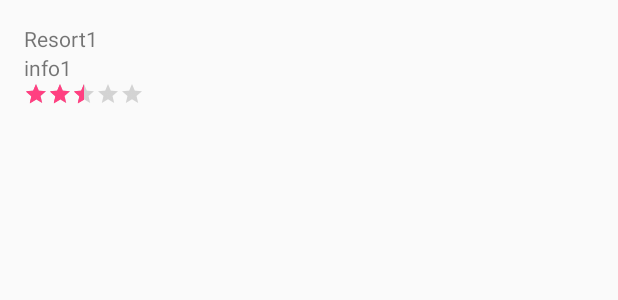
After one commit to Ed-Ramos/TourGuideApp, an Android app: the layout list_item.xml on its own in the app's theme, with its tools: preview values and no code run, on a phone screen of 412 x 824 dp. The commit adds this screen. Shown: the top 300 px of the screen. Run offline under Robolectric (Android 15) with nearby library versions, the phone set to English and light mode, and no system bars.

Commit message:
built list item layout and arraylist in themepark activity

```diff
--- /dev/null
+++ b/app/src/main/res/layout/list_item.xml
@@ -0,0 +1,31 @@
+<?xml version="1.0" encoding="utf-8"?>
+<LinearLayout
+    xmlns:android="http://schemas.android.com/apk/res/android"
+    xmlns:tools="http://schemas.android.com/tools"
+    android:orientation="vertical"
+    android:layout_width="match_parent"
+    android:layout_height="match_parent"
+    android:padding="16dp">
+
+    <TextView
+        android:id="@+id/name_text_view"
+        android:layout_width="match_parent"
+        android:layout_height="wrap_content"
+        tools:text="Resort1" />
+
+    <TextView
+        android:id="@+id/info_text_view"
+        android:layout_width="match_parent"
+        android:layout_height="wrap_content"
+        tools:text="info1" />
+
+    <RatingBar
+        android:id="@+id/rating_bar"
+        style="?android:attr/ratingBarStyleSmall"
+        android:layout_width="wrap_content"
+        android:layout_height="wrap_content"
+        android:numStars="5"
+        android:rating="2.5"
+        android:stepSize="0.5" />
+
+</LinearLayout>
```
Also changed, not shown: app/src/main/AndroidManifest.xml (+4 -4 lines), app/src/main/java/com/example/android/tourguideapp/Location.java (added, +27 -0 lines), app/src/main/java/com/example/android/tourguideapp/ThemeParksActivity.java (+13 -0 lines).
